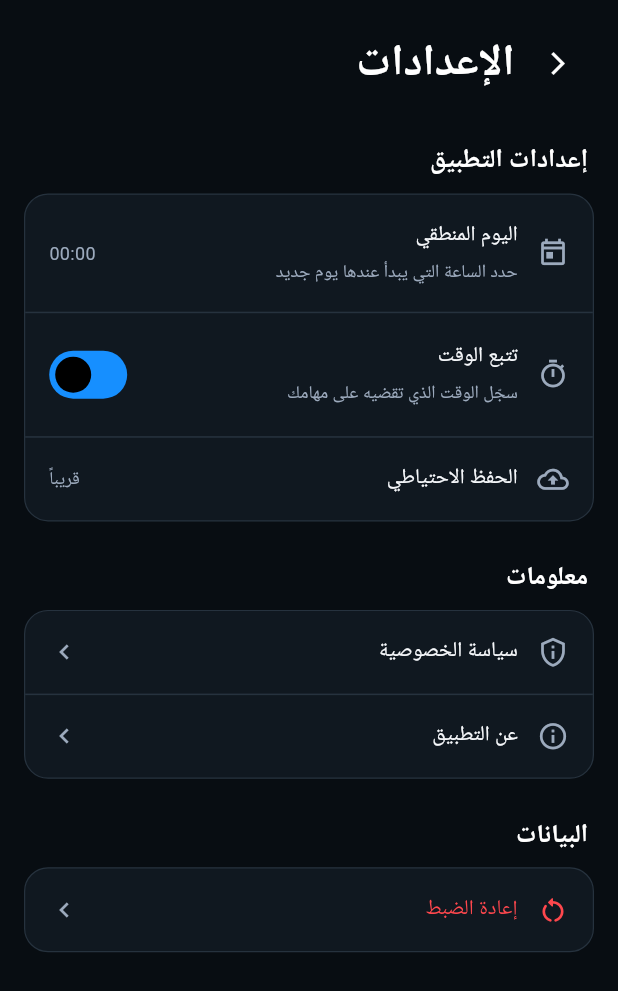
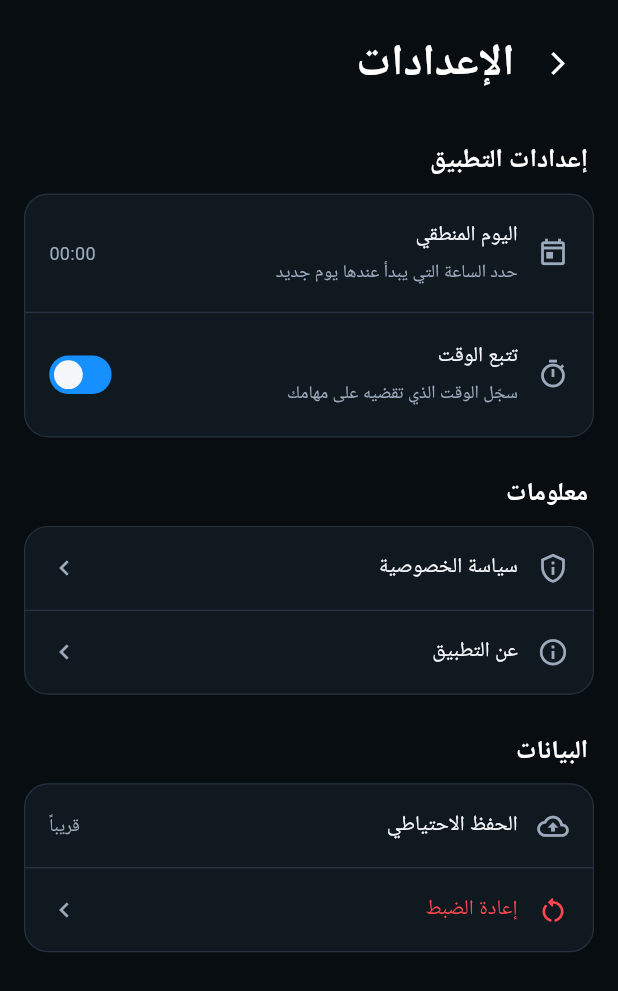
Before and after one commit to ashrfras/najeez, a Flutter app: the screen it shows after launch, after a tap on the "settings" icon, on a phone screen of 412 x 824 dp. Shown: the top 991 px of the screen. Run offline on Flutter 3.47's test engine with Material 3 defaults, Android fonts, the phone set to English and light mode, and no system bars; our stand-ins replace package_info_plus, sqflite, sqflite_common_ffi_web; accounts and stored records are empty; Roboto replaces fonts that are missing (Plex Arabic).

Commit message:
Refine settings toggle styling, update logical day copy, and move backup to Data section

```diff
--- a/lib/features/settings/presentation/settings_screen.dart
+++ b/lib/features/settings/presentation/settings_screen.dart
@@ -79,10 +79,6 @@ class SettingsScreen extends StatelessWidget {
                         controller: controller,
                       ),
                     ),
-                    const _SettingsItem(
-                      Icons.backup_outlined,
-                      'الحفظ الاحتياطي',
-                    ),
                   ],
                 ),
                 const SizedBox(height: 25),
@@ -113,6 +109,10 @@ class SettingsScreen extends StatelessWidget {
                 _SettingsGroup(
                   title: 'البيانات',
                   items: [
+                    const _SettingsItem(
+                      Icons.backup_outlined,
+                      'الحفظ الاحتياطي',
+                    ),
                     _SettingsItem(
                       Icons.restart_alt_rounded,
                       'إعادة الضبط',
@@ -280,7 +280,7 @@ class _LogicalDayPickerDialogState extends State<_LogicalDayPickerDialog> {
           crossAxisAlignment: CrossAxisAlignment.stretch,
           children: [
             const Text(
-              'لا ينتهي يوم الجميع عند منتصف الليل.\nاختر الساعة التي يبدأ عندها يومك الجديد. مثلا، إذا اخترت 4 صباحا، فسيظل نجيز يعتبر الوقت قبلها جزءا من يومك السابق.',
+              "لا ينتهي يوم الجميع عند منتصف الليل.\nاختر الساعة التي يبدأ عندها يومك الجديد. مثلا، إذا كنت تعمل حتى 4 صباحا، فسيظل 'نجيز' يعتبر الوقت قبلها جزءا من يومك السابق.",
             ),
             const SizedBox(height: 18),
             Text(
@@ -527,10 +527,25 @@ class _TimeTrackingSwitchState extends State<_TimeTrackingSwitch> {
   @override
   Widget build(BuildContext context) => Semantics(
     label: 'تتبع الوقت',
-    child: Switch.adaptive(
-      padding: EdgeInsets.zero,
-      value: widget.controller.timeTrackingEnabled,
-      onChanged: _saving ? null : _change,
+    child: Transform.scale(
+      scale: .8,
+      alignment: AlignmentDirectional.centerEnd,
+      transformHitTests: false,
+      child: Switch(
+        key: const ValueKey('time-tracking-switch'),
+        padding: EdgeInsets.zero,
+        activeTrackColor: AppColors.blue,
+        activeThumbColor: AppColors.text,
+        inactiveTrackColor: AppColors.surfaceRaised,
+        inactiveThumbColor: AppColors.muted,
+        trackOutlineColor: WidgetStateProperty.resolveWith((states) {
+          return states.contains(WidgetState.selected)
+              ? Colors.transparent
+              : AppColors.border;
+        }),
+        value: widget.controller.timeTrackingEnabled,
+        onChanged: _saving ? null : _change,
+      ),
     ),
   );
 }
--- a/pubspec.yaml
+++ b/pubspec.yaml
@@ -1,7 +1,7 @@
 name: baqi
 description: A quiet, local-first Arabic task app.
 publish_to: 'none'
-version: 1.0.0+20
+version: 1.0.0+21
 
 environment:
   sdk: ^3.12.2
```
Also changed, not shown: 1 other file.
